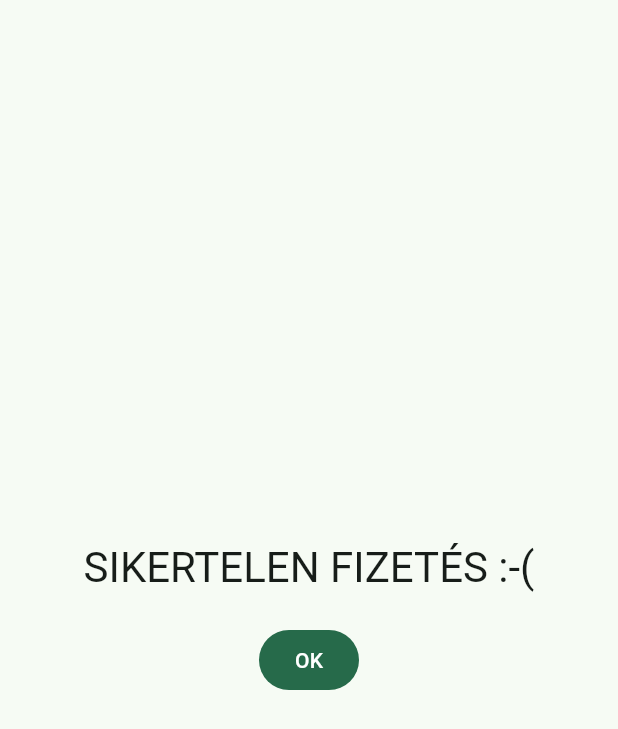
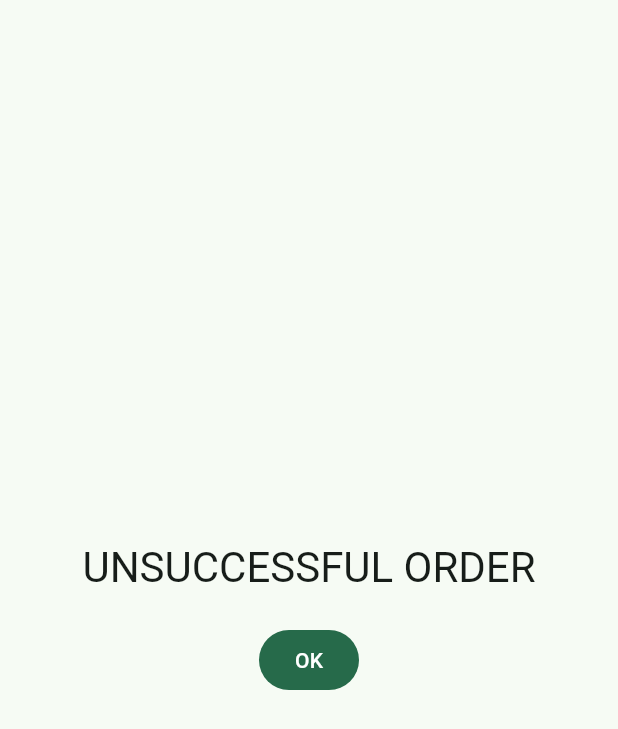
Before and after one commit to Adam-Fulop/motorway_sticker_app, a Flutter app: the PaymentResultPage screen opened by its route, on a phone screen of 412 x 824 dp. Shown: the top 729 px of the screen. Run offline on Flutter 3.47's test engine with Material 3 defaults, Android fonts, the phone set to English and light mode, and no system bars; our stand-ins replace flutter_riverpod, go_router; missing offline and left inert: syncfusion_flutter_maps; network calls fail.

Commit message:
error handling and data connection modification (summ -> payment)

```diff
--- a/lib/components/vignettes_section.dart
+++ b/lib/components/vignettes_section.dart
@@ -94,7 +94,7 @@ class VignettesSection extends ConsumerWidget {
                       getVignetteDisplayName(type),
                       style: TextStyle(fontWeight: FontWeight.w600),
                     ),
-                    Text('${numberFormatter(v['sum'])} Ft.-'),
+                    Text('${numberFormatter(v['sum'])} Ft'),
                   ],
                 ),
               ),
--- a/lib/providers/app_providers.dart
+++ b/lib/providers/app_providers.dart
@@ -6,7 +6,7 @@ final selectedVignetteProvider = StateProvider<String?>((ref) => null);
 
 final apiServiceProvider = Provider((ref) => HighwayApiService());
 
-final orderDataProvider = StateProvider<Map<String, dynamic>?>((ref) => null);
+final orderDataProvider = StateProvider<Map<String, dynamic>>((ref) => {});
 
 final appDataProvider = FutureProvider<Map<String, dynamic>>((ref) {
   return ref.read(apiServiceProvider).fetchAllData();
--- a/lib/views/county_stickers.dart
+++ b/lib/views/county_stickers.dart
@@ -129,7 +129,7 @@ class _CountyStickersState extends ConsumerState<CountyStickers> {
                     mainAxisAlignment: MainAxisAlignment.spaceBetween,
                     children: [
                       Text(
-                        'Total: ${numberFormatter(total)} HUF',
+                        'Total: ${numberFormatter(total)} Ft',
                         style: Theme.of(context).textTheme.titleLarge,
                       ),
                       FilledButton(
--- a/lib/views/data_display_view.dart
+++ b/lib/views/data_display_view.dart
@@ -30,6 +30,7 @@ class _DataDisplayViewState extends ConsumerState<DataDisplayView> {
         appBar: AppBar(
           title: const Text('Autópálya matrica vásárlás', style: whiteFgColor),
           backgroundColor: green(context),
+          foregroundColor: Colors.white,
           centerTitle: true,
         ),
         body: appData.when(
--- a/lib/views/payment_result_page.dart
+++ b/lib/views/payment_result_page.dart
@@ -1,31 +1,58 @@
 import 'package:flutter/material.dart';
 import 'package:flutter_riverpod/flutter_riverpod.dart';
 import 'package:go_router/go_router.dart';
+import 'package:motorway_sticker_app/components/components.dart';
 import 'package:motorway_sticker_app/providers/providers.dart';
 
-class PaymentResultPage extends ConsumerWidget {
+class PaymentResultPage extends ConsumerStatefulWidget {
   const PaymentResultPage({super.key});
 
   @override
-  Widget build(BuildContext context, WidgetRef ref) {
+  ConsumerState<ConsumerStatefulWidget> createState() =>
+      _PaymentResultPageState();
+}
+
+class _PaymentResultPageState extends ConsumerState<PaymentResultPage> {
+  @override
+  void initState() {
+    super.initState();
+    _submitOrder();
+  }
+
+  void _submitOrder() {
+    Future.microtask(() async {
+      final apiService = ref.read(apiServiceProvider);
+      final orderData = ref.read(orderDataProvider);
+
+      if (orderData.isNotEmpty) {
+        await ref
+            .read(paymentResultProvider.notifier)
+            .submitOrder(orderData, apiService);
+      }
+    });
+  }
+
+  @override
+  Widget build(BuildContext context) {
     final paymentResult = ref.watch(paymentResultProvider);
 
     return PopScope(
-      // onWillPop: () async => false,
       canPop: false,
       child: SafeArea(
         child: Scaffold(
           body: paymentResult.when(
             loading: () => const Center(child: CircularProgressIndicator()),
             error:
-                (error, _) =>
-                    _buildResultContent(context, error.toString(), ref),
+                (error, _) => ErrorRetryView(
+                  message: error.toString(),
+                  onRetry: _submitOrder,
+                ),
             data:
                 (result) => _buildResultContent(
                   context,
                   result == 'SUCCESS'
-                      ? 'SIKERES FIZETÉS'
-                      : 'SIKERTELEN FIZETÉS :-(',
+                      ? 'SUCCESSFUL PAYMENT'
+                      : 'UNSUCCESSFUL ORDER',
                   ref,
                 ),
           ),
@@ -57,8 +84,8 @@ class PaymentResultPage extends ConsumerWidget {
   void _resetAndNavigateHome(WidgetRef ref, BuildContext context) {
     ref.invalidate(selectedVignetteProvider);
     ref.invalidate(selectedCountiesProvider);
+    ref.invalidate(selectedCountiesOnMapProvider);
     ref.invalidate(orderDataProvider);
-    ref.invalidate(selectedCountiesOnMapProvider);
     ref.read(paymentResultProvider.notifier).reset();
     context.go('/');
   }
```
Also changed, not shown: lib/views/summary_page.dart (+4 -18 lines).
